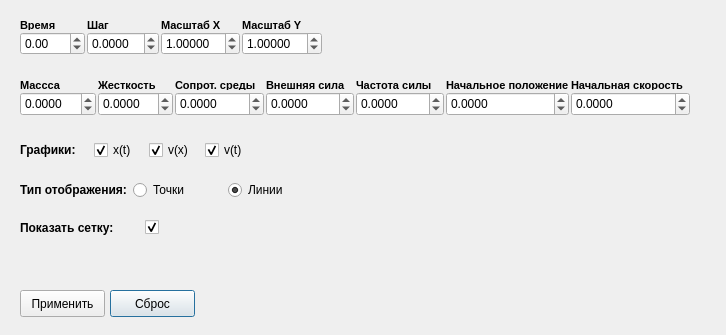
moisizz/Plot-Builder, file const_dialog.ui: the form before one commit.
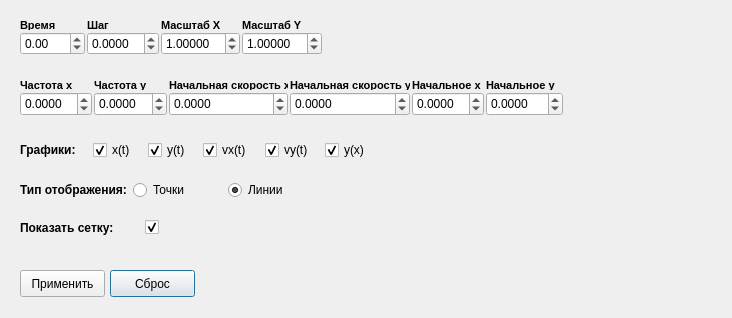
The form after the commit.

Commit message: Рисование фигуры Лиссажу

```diff
--- a/const_dialog.ui
+++ b/const_dialog.ui
@@ -6,8 +6,8 @@
    <rect>
     <x>0</x>
     <y>0</y>
-    <width>726</width>
-    <height>335</height>
+    <width>732</width>
+    <height>318</height>
    </rect>
   </property>
   <property name="windowTitle">
@@ -17,7 +17,7 @@
    <property name="geometry">
     <rect>
      <x>110</x>
-     <y>290</y>
+     <y>270</y>
      <width>85</width>
      <height>27</height>
     </rect>
@@ -30,7 +30,7 @@
    <property name="geometry">
     <rect>
      <x>20</x>
-     <y>290</y>
+     <y>270</y>
      <width>85</width>
      <height>27</height>
     </rect>
@@ -44,7 +44,7 @@
     <rect>
      <x>20</x>
      <y>140</y>
-     <width>241</width>
+     <width>358</width>
      <height>24</height>
     </rect>
    </property>
@@ -84,12 +84,12 @@
      <widget class="QCheckBox" name="canonical_t_v">
       <property name="maximumSize">
        <size>
-        <width>51</width>
+        <width>60</width>
         <height>16777215</height>
        </size>
       </property>
       <property name="text">
-       <string>v(t)</string>
+       <string>vx(t)</string>
       </property>
       <property name="shortcut">
        <string/>
@@ -128,12 +128,62 @@
      <widget class="QCheckBox" name="canonical_x_v">
       <property name="maximumSize">
        <size>
-        <width>54</width>
+        <width>53</width>
         <height>16777215</height>
        </size>
       </property>
       <property name="text">
-       <string>v(x)</string>
+       <string>y(t)</string>
+      </property>
+      <property name="shortcut">
+       <string/>
+      </property>
+      <property name="checked">
+       <bool>true</bool>
+      </property>
+      <property name="autoRepeat">
+       <bool>false</bool>
+      </property>
+      <property name="autoExclusive">
+       <bool>false</bool>
+      </property>
+     </widget>
+    </item>
+    <item row="0" column="5">
+     <widget class="QCheckBox" name="liss_x_liss_y">
+      <property name="maximumSize">
+       <size>
+        <width>53</width>
+        <height>16777215</height>
+       </size>
+      </property>
+      <property name="text">
+       <string>y(x)</string>
+      </property>
+      <property name="shortcut">
+       <string/>
+      </property>
+      <property name="checked">
+       <bool>true</bool>
+      </property>
+      <property name="autoRepeat">
+       <bool>false</bool>
+      </property>
+      <property name="autoExclusive">
+       <bool>false</bool>
+      </property>
+     </widget>
+    </item>
+    <item row="0" column="4">
+     <widget class="QCheckBox" name="t_v_y">
+      <property name="maximumSize">
+       <size>
+        <width>58</width>
+        <height>16777215</height>
+       </size>
+      </property>
+      <property name="text">
+       <string>vy(t)</string>
       </property>
       <property name="shortcut">
        <string/>
@@ -443,7 +493,7 @@
     <rect>
      <x>20</x>
      <y>80</y>
-     <width>686</width>
+     <width>551</width>
      <height>50</height>
     </rect>
    </property>
@@ -454,33 +504,11 @@
     <property name="spacing">
      <number>2</number>
     </property>
-    <item row="1" column="0">
-     <widget class="QDoubleSpinBox" name="m">
-      <property name="maximumSize">
-       <size>
-        <width>76</width>
-        <height>24</height>
-       </size>
-      </property>
-      <property name="decimals">
-       <number>4</number>
-      </property>
-      <property name="minimum">
-       <double>-99999999.000000000000000</double>
-      </property>
-      <property name="maximum">
-       <double>99999999.000000000000000</double>
-      </property>
-      <property name="singleStep">
-       <double>0.010000000000000</double>
-      </property>
-     </widget>
-    </item>
     <item row="1" column="1">
      <widget class="QDoubleSpinBox" name="k">
       <property name="maximumSize">
        <size>
-        <width>75</width>
+        <width>72</width>
         <height>24</height>
        </size>
       </property>
@@ -499,48 +527,6 @@
      </widget>
     </item>
     <item row="0" column="1">
-     <widget class="QLabel" name="kLabel">
-      <property name="maximumSize">
-       <size>
-        <width>16777215</width>
-        <height>10</height>
-       </size>
-      </property>
-      <property name="font">
-       <font>
-        <pointsize>8</pointsize>
-        <weight>75</weight>
-        <bold>true</bold>
-       </font>
-      </property>
-      <property name="text">
-       <string>Жесткость</string>
-      </property>
-     </widget>
-    </item>
-    <item row="1" column="5">
-     <widget class="QDoubleSpinBox" name="x">
-      <property name="maximumSize">
-       <size>
-        <width>136</width>
-        <height>24</height>
-       </size>
-      </property>
-      <property name="decimals">
-       <number>4</number>
-      </property>
-      <property name="minimum">
-       <double>-99999999.000000000000000</double>
-      </property>
-      <property name="maximum">
-       <double>99999999.000000000000000</double>
-      </property>
-      <property name="singleStep">
-       <double>0.010000000000000</double>
-      </property>
-     </widget>
-    </item>
-    <item row="0" column="5">
      <widget class="QLabel" name="xLabel">
       <property name="maximumSize">
        <size>
@@ -556,57 +542,15 @@
        </font>
       </property>
       <property name="text">
-       <string>Начальное положение</string>
+       <string>Частота x</string>
       </property>
      </widget>
     </item>
-    <item row="0" column="6">
-     <widget class="QLabel" name="xLabel_2">
-      <property name="maximumSize">
-       <size>
-        <width>16777215</width>
-        <height>10</height>
-       </size>
-      </property>
-      <property name="font">
-       <font>
-        <pointsize>8</pointsize>
-        <weight>75</weight>
-        <bold>true</bold>
-       </font>
-      </property>
-      <property name="text">
-       <string>Начальная скорость</string>
-      </property>
-     </widget>
-    </item>
-    <item row="1" column="6">
-     <widget class="QDoubleSpinBox" name="v">
-      <property name="maximumSize">
-       <size>
-        <width>122</width>
-        <height>24</height>
-       </size>
-      </property>
-      <property name="decimals">
-       <number>4</number>
-      </property>
-      <property name="minimum">
-       <double>-99999999.000000000000000</double>
-      </property>
-      <property name="maximum">
-       <double>99999999.000000000000000</double>
-      </property>
-      <property name="singleStep">
-       <double>0.010000000000000</double>
-      </property>
-     </widget>
-    </item>
-    <item row="0" column="0">
+    <item row="0" column="2">
      <widget class="QLabel" name="mLabel">
       <property name="maximumSize">
        <size>
-        <width>60</width>
+        <width>109</width>
         <height>10</height>
        </size>
       </property>
@@ -618,47 +562,7 @@
        </font>
       </property>
       <property name="text">
-       <string>Массса</string>
-      </property>
-     </widget>
-    </item>
-    <item row="0" column="2">
-     <widget class="QLabel" name="xLabel_15">
-      <property name="maximumSize">
-       <size>
-        <width>163</width>
-        <height>10</height>
-       </size>
-      </property>
-      <property name="font">
-       <font>
-        <pointsize>8</pointsize>
-        <weight>75</weight>
-        <bold>true</bold>
-       </font>
-      </property>
-      <property name="text">
-       <string>Сопрот. среды</string>
-      </property>
-     </widget>
-    </item>
-    <item row="0" column="3">
-     <widget class="QLabel" name="xLabel_16">
-      <property name="maximumSize">
-       <size>
-        <width>16777215</width>
-        <height>10</height>
-       </size>
-      </property>
-      <property name="font">
-       <font>
-        <pointsize>8</pointsize>
-        <weight>75</weight>
-        <bold>true</bold>
-       </font>
-      </property>
-      <property name="text">
-       <string>Внешняя сила</string>
+       <string>Частота y</string>
       </property>
      </widget>
     </item>
@@ -666,7 +570,7 @@
      <widget class="QDoubleSpinBox" name="resist_koef">
       <property name="maximumSize">
        <size>
-        <width>89</width>
+        <width>73</width>
         <height>24</height>
        </size>
       </property>
@@ -688,7 +592,7 @@
      <widget class="QDoubleSpinBox" name="f">
       <property name="maximumSize">
        <size>
-        <width>88</width>
+        <width>122</width>
         <height>24</height>
        </size>
       </property>
@@ -706,11 +610,31 @@
       </property>
      </widget>
     </item>
+    <item row="0" column="3">
+     <widget class="QLabel" name="mLabel_2">
+      <property name="maximumSize">
+       <size>
+        <width>119</width>
+        <height>10</height>
+       </size>
+      </property>
+      <property name="font">
+       <font>
+        <pointsize>8</pointsize>
+        <weight>75</weight>
+        <bold>true</bold>
+       </font>
+      </property>
+      <property name="text">
+       <string>Начальная скорость x</string>
+      </property>
+     </widget>
+    </item>
     <item row="0" column="4">
      <widget class="QLabel" name="xLabel_17">
       <property name="maximumSize">
        <size>
-        <width>16777215</width>
+        <width>120</width>
         <height>10</height>
        </size>
       </property>
@@ -722,7 +646,7 @@
        </font>
       </property>
       <property name="text">
-       <string>Частота силы</string>
+       <string>Начальная скорость y</string>
       </property>
      </widget>
     </item>
@@ -730,7 +654,7 @@
      <widget class="QDoubleSpinBox" name="f_omega">
       <property name="maximumSize">
        <size>
-        <width>88</width>
+        <width>122</width>
         <height>24</height>
        </size>
       </property>
@@ -748,6 +672,90 @@
       </property>
      </widget>
     </item>
+    <item row="1" column="5">
+     <widget class="QDoubleSpinBox" name="x">
+      <property name="maximumSize">
+       <size>
+        <width>72</width>
+        <height>24</height>
+       </size>
+      </property>
+      <property name="decimals">
+       <number>4</number>
+      </property>
+      <property name="minimum">
+       <double>-99999999.000000000000000</double>
+      </property>
+      <property name="maximum">
+       <double>99999999.000000000000000</double>
+      </property>
+      <property name="singleStep">
+       <double>0.010000000000000</double>
+      </property>
+     </widget>
+    </item>
+    <item row="0" column="5">
+     <widget class="QLabel" name="mLabel_4">
+      <property name="maximumSize">
+       <size>
+        <width>109</width>
+        <height>10</height>
+       </size>
+      </property>
+      <property name="font">
+       <font>
+        <pointsize>8</pointsize>
+        <weight>75</weight>
+        <bold>true</bold>
+       </font>
+      </property>
+      <property name="text">
+       <string>Начальное x</string>
+      </property>
+     </widget>
+    </item>
+    <item row="1" column="6">
+     <widget class="QDoubleSpinBox" name="y">
+      <property name="maximumSize">
+       <size>
+        <width>77</width>
+        <height>24</height>
+       </size>
+      </property>
+      <property name="decimals">
+       <number>4</number>
+      </property>
+      <property name="minimum">
+       <double>-99999999.000000000000000</double>
+      </property>
+      <property name="maximum">
+       <double>99999999.000000000000000</double>
+      </property>
+      <property name="singleStep">
+       <double>0.010000000000000</double>
+      </property>
+     </widget>
+    </item>
+    <item row="0" column="6">
+     <widget class="QLabel" name="mLabel_6">
+      <property name="maximumSize">
+       <size>
+        <width>118</width>
+        <height>10</height>
+       </size>
+      </property>
+      <property name="font">
+       <font>
+        <pointsize>8</pointsize>
+        <weight>75</weight>
+        <bold>true</bold>
+       </font>
+      </property>
+      <property name="text">
+       <string>Начальное y</string>
+      </property>
+     </widget>
+    </item>
    </layout>
   </widget>
  </widget>
```
Left out of the diff: 16 changed lines with no effect on the pictures. The commit also changes 2 other files.
